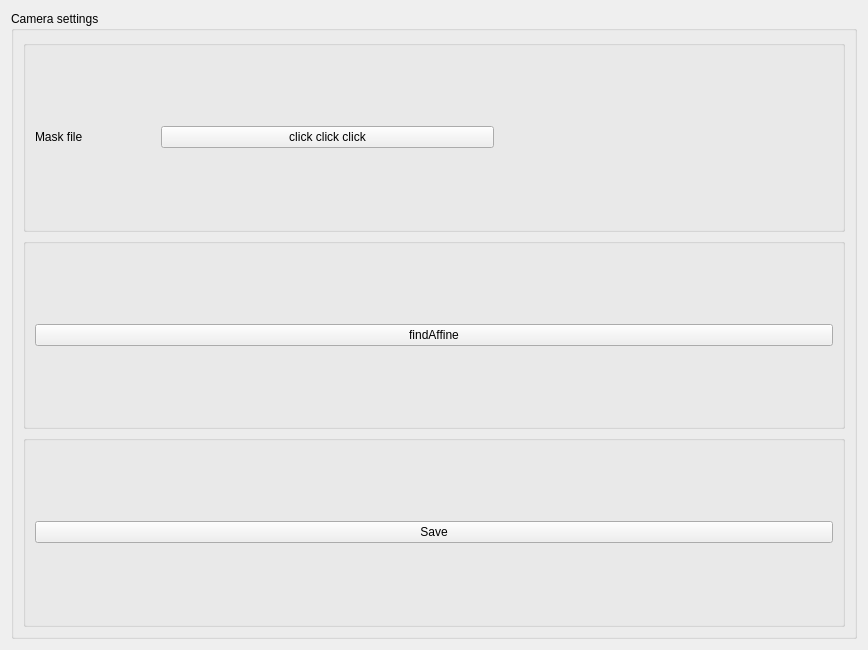
Before: the Qt Designer form plugins/CoordConverter/affine_settingsWidget.ui in pyIVLS/pyIVLS, drawn with Qt 5.
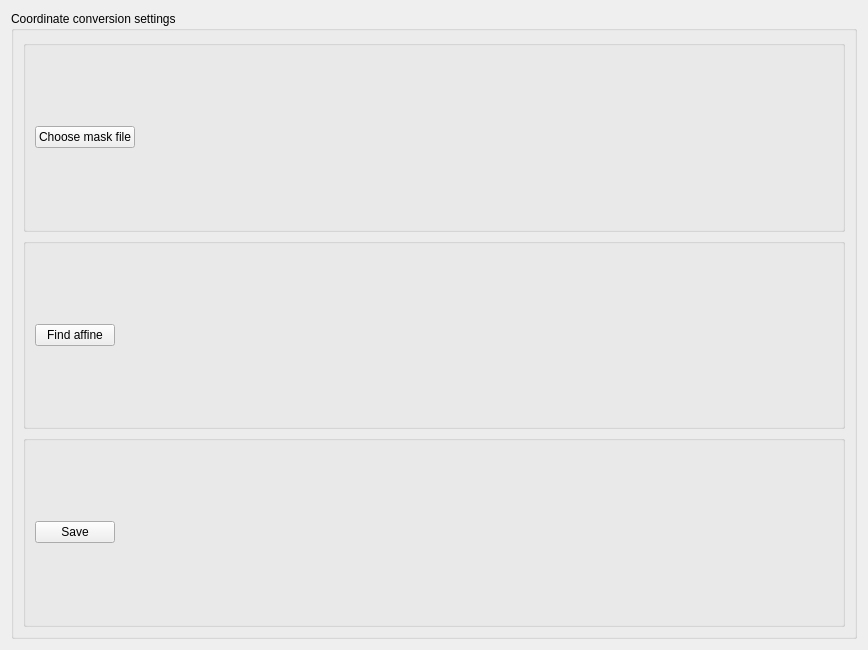
After: the same form once the commit is applied.

Commit message: Work in progress, but functional. Still missing the links between affine/camera. Going to have to think about how it should be implemented. Might be wisest go through main.

```diff
--- a/plugins/CoordConverter/affine_settingsWidget.ui
+++ b/plugins/CoordConverter/affine_settingsWidget.ui
@@ -23,7 +23,7 @@
    <item row="0" column="0">
     <widget class="QGroupBox" name="groupBox_general">
      <property name="title">
-      <string>Camera settings</string>
+      <string>Coordinate conversion settings</string>
      </property>
      <layout class="QVBoxLayout" name="verticalLayout">
       <item>
@@ -32,29 +32,10 @@
          <string/>
         </property>
         <layout class="QHBoxLayout" name="horizontalLayout_2">
-         <item>
-          <widget class="QLabel" name="label_Channel">
-           <property name="sizePolicy">
-            <sizepolicy hsizetype="Fixed" vsizetype="Fixed">
-             <horstretch>0</horstretch>
-             <verstretch>0</verstretch>
-            </sizepolicy>
-           </property>
-           <property name="minimumSize">
-            <size>
-             <width>120</width>
-             <height>0</height>
-            </size>
-           </property>
-           <property name="text">
-            <string>Mask file</string>
-           </property>
-          </widget>
-         </item>
          <item>
           <widget class="QPushButton" name="maskButton">
            <property name="text">
-            <string>click click click</string>
+            <string>Choose mask file</string>
            </property>
           </widget>
          </item>
@@ -65,6 +46,19 @@
            </property>
           </widget>
          </item>
+         <item>
+          <spacer name="horizontalSpacer">
+           <property name="orientation">
+            <enum>Qt::Horizontal</enum>
+           </property>
+           <property name="sizeHint" stdset="0">
+            <size>
+             <width>40</width>
+             <height>20</height>
+            </size>
+           </property>
+          </spacer>
+         </item>
         </layout>
        </widget>
       </item>
@@ -77,10 +71,30 @@
          <item>
           <widget class="QPushButton" name="pushButton_2">
            <property name="text">
-            <string>findAffine</string>
+            <string>Find affine</string>
            </property>
           </widget>
          </item>
+         <item>
+          <widget class="QLabel" name="affineLabel">
+           <property name="text">
+            <string/>
+           </property>
+          </widget>
+         </item>
+         <item>
+          <spacer name="horizontalSpacer_2">
+           <property name="orientation">
+            <enum>Qt::Horizontal</enum>
+           </property>
+           <property name="sizeHint" stdset="0">
+            <size>
+             <width>40</width>
+             <height>20</height>
+            </size>
+           </property>
+          </spacer>
+         </item>
         </layout>
        </widget>
       </item>
@@ -97,6 +111,19 @@
            </property>
           </widget>
          </item>
+         <item>
+          <spacer name="horizontalSpacer_3">
+           <property name="orientation">
+            <enum>Qt::Horizontal</enum>
+           </property>
+           <property name="sizeHint" stdset="0">
+            <size>
+             <width>40</width>
+             <height>20</height>
+            </size>
+           </property>
+          </spacer>
+         </item>
         </layout>
        </widget>
       </item>
```
Left out of the diff: 12 changed lines with no effect on the pictures. The commit also changes 6 other files.
